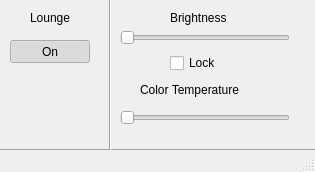
Above: Lights_gui_6.ui from Electrik-rich546456/Light_Gui before the change. Below: the same form after it.
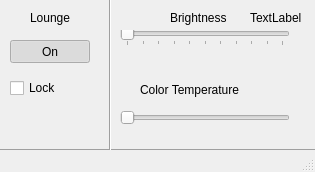
That is the form after the change.

Commit message:
adding tick box to lock the two sliders together
Have no idea the logic behind my new function

```diff
--- a/Lights_gui_6.ui
+++ b/Lights_gui_6.ui
@@ -60,6 +60,12 @@
     <property name="orientation">
      <enum>Qt::Horizontal</enum>
     </property>
+    <property name="tickPosition">
+     <enum>QSlider::TicksBelow</enum>
+    </property>
+    <property name="tickInterval">
+     <number>10</number>
+    </property>
    </widget>
    <widget class="Line" name="hoz_line">
     <property name="geometry">
@@ -190,8 +196,8 @@
    <widget class="QCheckBox" name="checkBox">
     <property name="geometry">
      <rect>
-      <x>170</x>
-      <y>55</y>
+      <x>10</x>
+      <y>80</y>
       <width>51</width>
       <height>16</height>
      </rect>
@@ -200,6 +206,19 @@
      <string>Lock</string>
     </property>
    </widget>
+   <widget class="QLabel" name="label_4">
+    <property name="geometry">
+     <rect>
+      <x>250</x>
+      <y>10</y>
+      <width>57</width>
+      <height>15</height>
+     </rect>
+    </property>
+    <property name="text">
+     <string>TextLabel</string>
+    </property>
+   </widget>
   </widget>
   <widget class="QStatusBar" name="statusbar"/>
  </widget>
```
Left out of the diff: 16 changed lines with no effect on the pictures. The commit also changes 1 other file.
